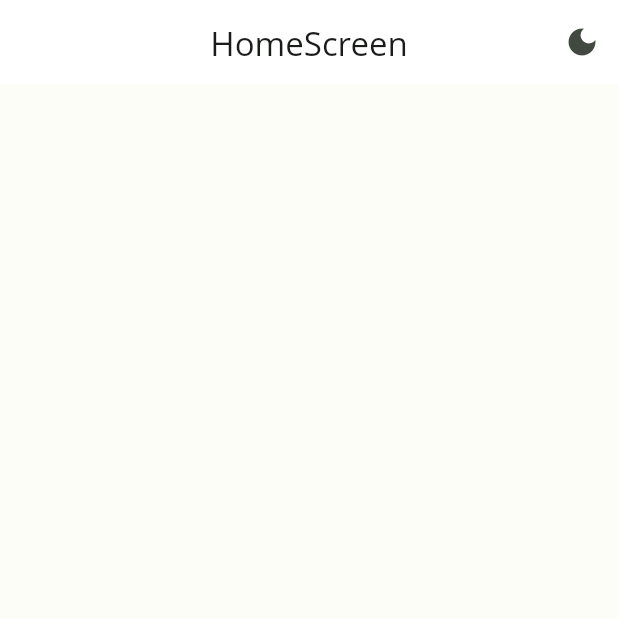
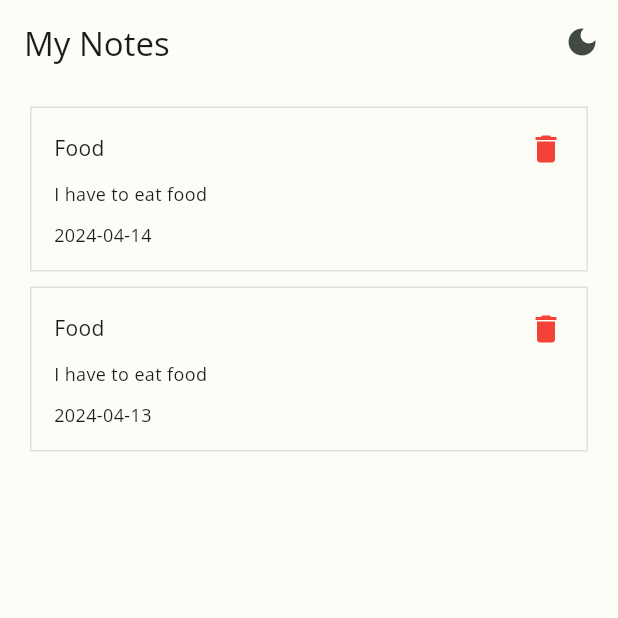
Before and after one commit to SumanRasaili/Notes-App, a Flutter app: the screen it shows after launch, on a phone screen of 412 x 824 dp, the top half of it. Run offline on Flutter 3.47's test engine with Material 3 defaults, Android fonts, the phone set to English and light mode, and no system bars; our stand-ins replace firebase_core, hooks_riverpod, shared_preferences; accounts and stored records are empty; Roboto replaces fonts that are missing (Open Sans).

Commit message:
ui part of list

```diff
--- /dev/null
+++ b/lib/ui/home/model/note_models.dart
@@ -0,0 +1,38 @@
+class NotesModel {
+  final String title;
+  final String description;
+  final String timeStamp;
+  NotesModel({
+    required this.title,
+    required this.description,
+    required this.timeStamp,
+  });
+
+  NotesModel copyWith({
+    String? title,
+    String? description,
+    String? timeStamp,
+  }) {
+    return NotesModel(
+      title: title ?? this.title,
+      description: description ?? this.description,
+      timeStamp: timeStamp ?? this.timeStamp,
+    );
+  }
+
+  Map<String, dynamic> toMap() {
+    return <String, dynamic>{
+      'title': title,
+      'description': description,
+      'timeStamp': timeStamp,
+    };
+  }
+
+  factory NotesModel.fromJson(Map<String, dynamic> map) {
+    return NotesModel(
+      title: map['title'] as String,
+      description: map['description'] as String,
+      timeStamp: map['timeStamp'] as String,
+    );
+  }
+}
--- a/lib/ui/home/view/home_page.dart
+++ b/lib/ui/home/view/home_page.dart
@@ -1,25 +1,70 @@
 import 'package:flutter/material.dart';
 import 'package:hooks_riverpod/hooks_riverpod.dart';
 import 'package:notesapp/theme_prov/theme_provider.dart';
+import 'package:notesapp/ui/home/model/note_models.dart';
+import 'package:notesapp/ui/home/widgets/note_list.dart';
 
 class HomeScreen extends ConsumerWidget {
   const HomeScreen({super.key});
-
   @override
   Widget build(BuildContext context, WidgetRef ref) {
     final thememodes = ref.watch(themeProvider);
+    List notes = [
+      NotesModel(
+          title: "Food",
+          description: "I have to eat food",
+          timeStamp: "2024-04-14"),
+      NotesModel(
+          title: "Food",
+          description: "I have to eat food",
+          timeStamp: "2024-04-13"),
+    ];
     return Scaffold(
       appBar: AppBar(
+        backgroundColor: Theme.of(context).scaffoldBackgroundColor,
+        centerTitle: false,
         title: const Text(
-          "HomeScreen",
+          "My Notes",
         ),
         actions: [
           IconButton(
               onPressed: () {
                 ref.read(themeProvider.notifier).toggleTheme();
               },
-              icon: thememodes==ThemeMode.dark ? const Icon(Icons.light_mode):const Icon(Icons.dark_mode))
+              icon: thememodes == ThemeMode.dark
+                  ? const Icon(Icons.light_mode)
+                  : const Icon(Icons.dark_mode))
         ],
+      ),
+      body: Padding(
+        padding: const EdgeInsets.symmetric(horizontal: 20.0, vertical: 15),
+        child: SingleChildScrollView(
+          child: Column(
+            children: [
+              // TitleRow(
+              //   name: "Today",
+              //   onPressed: () {},
+              // ),
+              // const SizedBox(
+              //   height: 15,
+              // ),
+              ListView.separated(
+                  shrinkWrap: true,
+                  physics: const NeverScrollableScrollPhysics(),
+                  itemBuilder: (context, index) {
+                    return NoteListWidget(
+                      note: notes[index],
+                    );
+                  },
+                  separatorBuilder: (context, index) {
+                    return const SizedBox(
+                      height: 10,
+                    );
+                  },
+                  itemCount: notes.length)
+            ],
+          ),
+        ),
       ),
     );
   }
--- /dev/null
+++ b/lib/ui/home/widgets/note_list.dart
@@ -0,0 +1,49 @@
+import 'package:flutter/material.dart';
+import 'package:notesapp/ui/home/model/note_models.dart';
+
+class NoteListWidget extends StatelessWidget {
+  final NotesModel note;
+  const NoteListWidget({
+    required this.note,
+    super.key,
+  });
+
+  @override
+  Widget build(BuildContext context) {
+    return Container(
+      width: MediaQuery.of(context).size.width,
+      padding: const EdgeInsets.all(15),
+      decoration:
+          BoxDecoration(border: Border.all(color: Colors.grey.shade300)),
+      child: Column(
+        crossAxisAlignment: CrossAxisAlignment.start,
+        children: [
+          Row(
+            mainAxisAlignment: MainAxisAlignment.spaceBetween,
+            children: [
+              Text(note.title,
+                  style: const TextStyle(
+                      fontSize: 14, fontWeight: FontWeight.w400)),
+              const Icon(
+                Icons.delete,
+                color: Colors.red,
+              )
+            ],
+          ),
+          const SizedBox(
+            height: 10,
+          ),
+          Text(note.description,
+              style:
+                  const TextStyle(fontSize: 12, fontWeight: FontWeight.w400)),
+          const SizedBox(
+            height: 10,
+          ),
+          Text(note.timeStamp,
+              style:
+                  const TextStyle(fontSize: 12, fontWeight: FontWeight.w400)),
+        ],
+      ),
+    );
+  }
+}
```
Also changed, not shown: lib/ui/home/provider/notes_prov.dart (added, +11 -0 lines), lib/ui/home/widgets/title_row.dart (added, +29 -0 lines), lib/ui/home/repository/notes_repository.dart (added).
